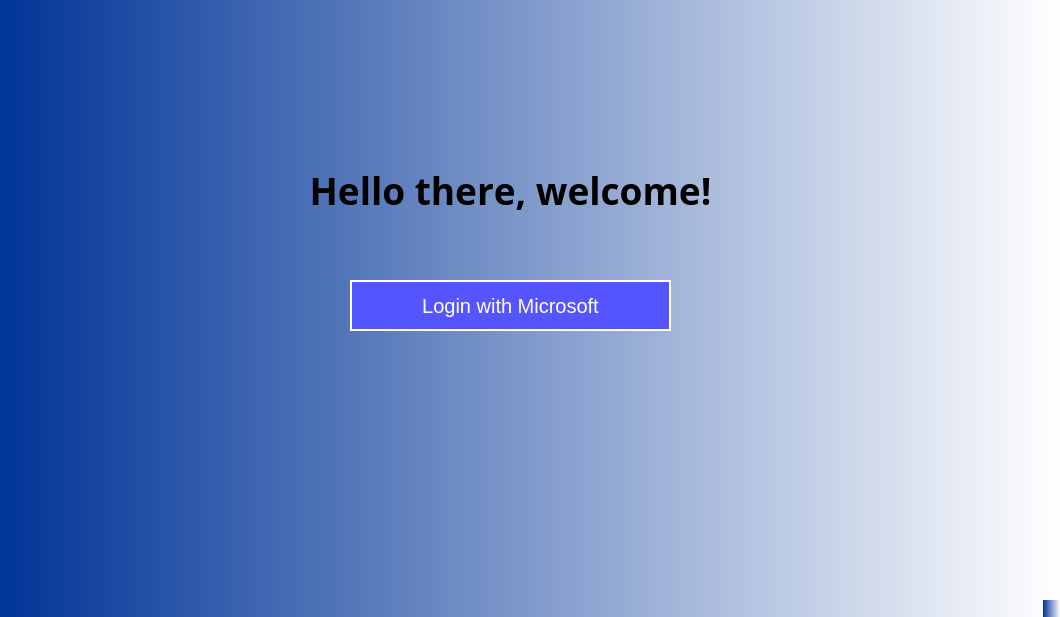
The window that pyqt5_files/login_window.ui (ChanJiaJin/SIT-CAPSTONE) describes before a commit, drawn with Qt 5.
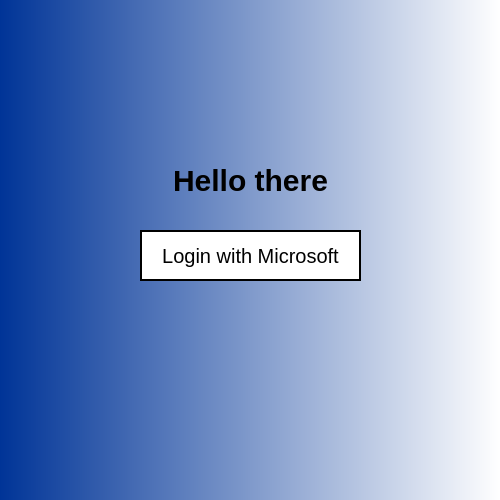
The same window after the commit.

Commit message: Changed login_window UI

```diff
--- a/pyqt5_files/login_window.ui
+++ b/pyqt5_files/login_window.ui
@@ -6,30 +6,22 @@
    <rect>
     <x>0</x>
     <y>0</y>
-    <width>1060</width>
-    <height>617</height>
+    <width>500</width>
+    <height>500</height>
    </rect>
   </property>
   <property name="minimumSize">
    <size>
-    <width>1060</width>
-    <height>617</height>
+    <width>500</width>
+    <height>500</height>
    </size>
   </property>
   <property name="maximumSize">
    <size>
-    <width>1060</width>
-    <height>617</height>
+    <width>500</width>
+    <height>500</height>
    </size>
   </property>
-  <property name="font">
-   <font>
-    <kerning>false</kerning>
-   </font>
-  </property>
-  <property name="contextMenuPolicy">
-   <enum>Qt::DefaultContextMenu</enum>
-  </property>
   <property name="windowTitle">
    <string>Login</string>
   </property>
@@ -37,39 +29,28 @@
    <double>0.000000000000000</double>
   </property>
   <property name="styleSheet">
-   <string notr="true">background-color: qlineargradient(spread:pad, x1:0, y1:0, x2:1, y2:0, stop:0 rgba(0, 52, 151, 255), stop:1 rgba(255, 255, 255, 255));</string>
+   <string notr="true">background-color: qlineargradient(spread:pad, x1:0, y1:0, x2:1, y2:0, stop:0 rgba(0, 52, 151, 255), stop:1 rgba(255, 255, 255, 255));
+font-family: &quot;Calibri Light&quot;;
+color: black;</string>
   </property>
   <widget class="QWidget" name="centralwidget">
    <widget class="QLabel" name="loginWelcome_label">
     <property name="geometry">
      <rect>
-      <x>270</x>
-      <y>140</y>
-      <width>481</width>
-      <height>101</height>
+      <x>140</x>
+      <y>160</y>
+      <width>221</width>
+      <height>41</height>
      </rect>
     </property>
-    <property name="font">
-     <font>
-      <family>Calibri Light</family>
-      <pointsize>28</pointsize>
-      <weight>75</weight>
-      <bold>true</bold>
-      <kerning>false</kerning>
-     </font>
-    </property>
-    <property name="contextMenuPolicy">
-     <enum>Qt::NoContextMenu</enum>
-    </property>
-    <property name="autoFillBackground">
-     <bool>false</bool>
-    </property>
     <property name="styleSheet">
-     <string notr="true">background-color: none;
+     <string notr="true">font-size: 30px;
+border: none;
+background-color: none;
 font-weight: bold;</string>
     </property>
     <property name="text">
-     <string>Hello there, welcome!</string>
+     <string>Hello there</string>
     </property>
     <property name="alignment">
      <set>Qt::AlignCenter</set>
@@ -78,29 +59,23 @@
    <widget class="QPushButton" name="login_btn">
     <property name="geometry">
      <rect>
-      <x>350</x>
-      <y>280</y>
-      <width>321</width>
+      <x>140</x>
+      <y>230</y>
+      <width>221</width>
       <height>51</height>
      </rect>
     </property>
-    <property name="font">
-     <font>
-      <pointsize>-1</pointsize>
-     </font>
-    </property>
     <property name="styleSheet">
-     <string notr="true">background-color: rgb(85, 85, 255);
+     <string notr="true">background-color: white;
+color: black;
 font-size: 20px;
-border: 2px solid white;
-color: white;</string>
+border: 2px solid black;</string>
     </property>
     <property name="text">
      <string>Login with Microsoft</string>
     </property>
    </widget>
   </widget>
-  <widget class="QStatusBar" name="statusbar"/>
  </widget>
  <resources/>
  <connections/>
```
Left out of the diff: 7 changed lines with no effect on the pictures. The commit also changes 1 other file.
